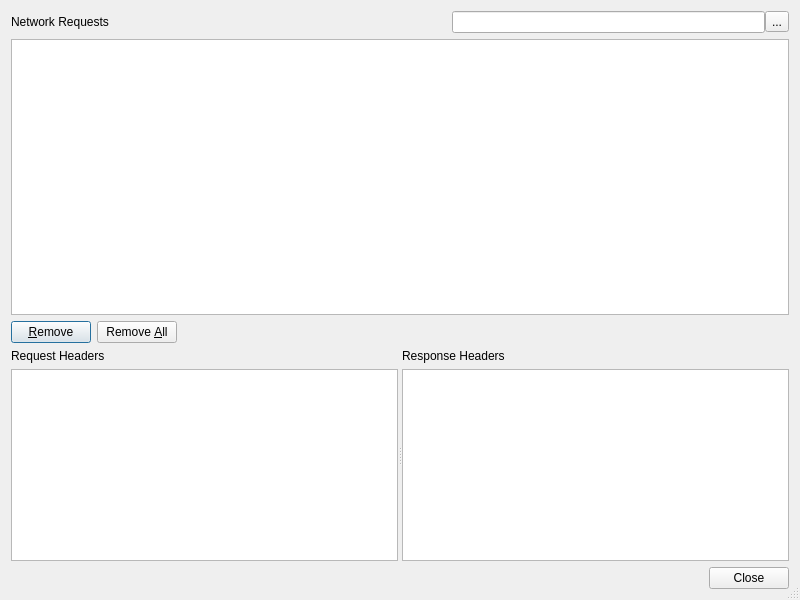
testmana2/test, file E5Network/E5NetworkMonitor.ui: the form before one commit.
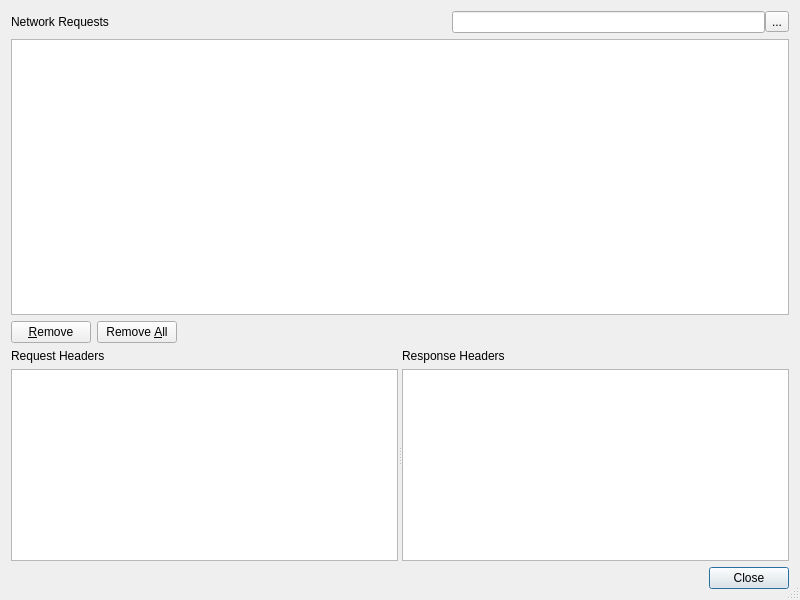
The form after the commit. Custom widgets are drawn as their Qt base class.

The edit to the form file:
```diff
--- a/E5Network/E5NetworkMonitor.ui
+++ b/E5Network/E5NetworkMonitor.ui
@@ -88,6 +88,9 @@
        <property name="text">
         <string>&amp;Remove</string>
        </property>
+       <property name="autoDefault">
+        <bool>false</bool>
+       </property>
       </widget>
      </item>
      <item>
@@ -98,6 +101,9 @@
        <property name="text">
         <string>Remove &amp;All</string>
        </property>
+       <property name="autoDefault">
+        <bool>false</bool>
+       </property>
       </widget>
      </item>
      <item>
```
